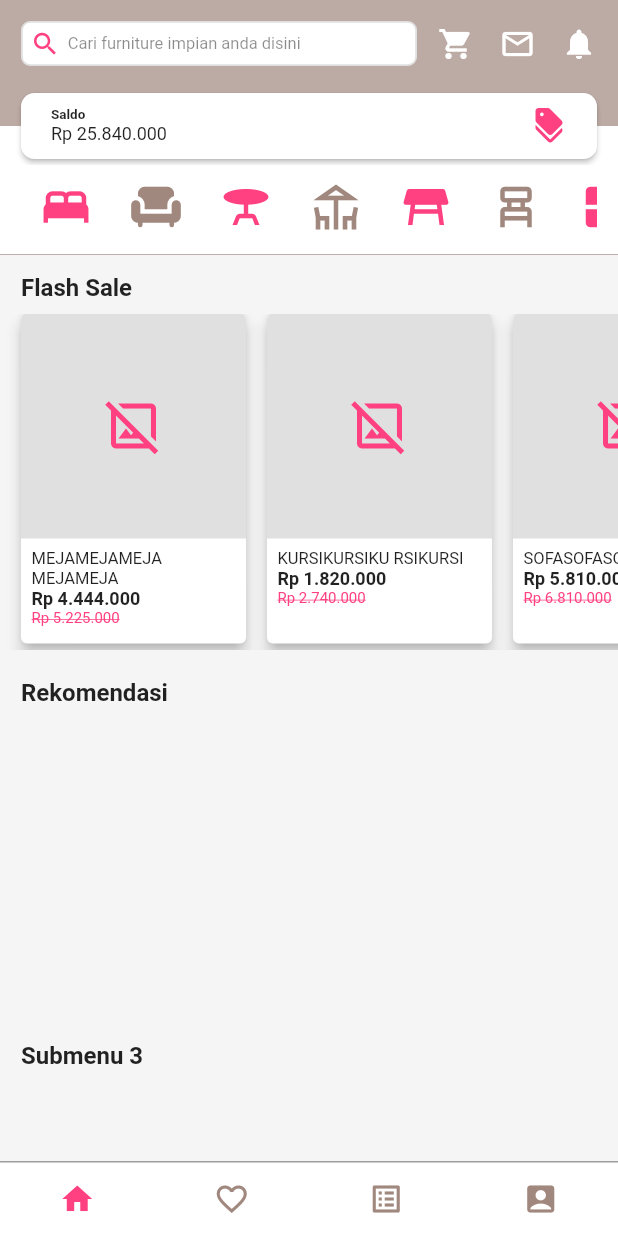
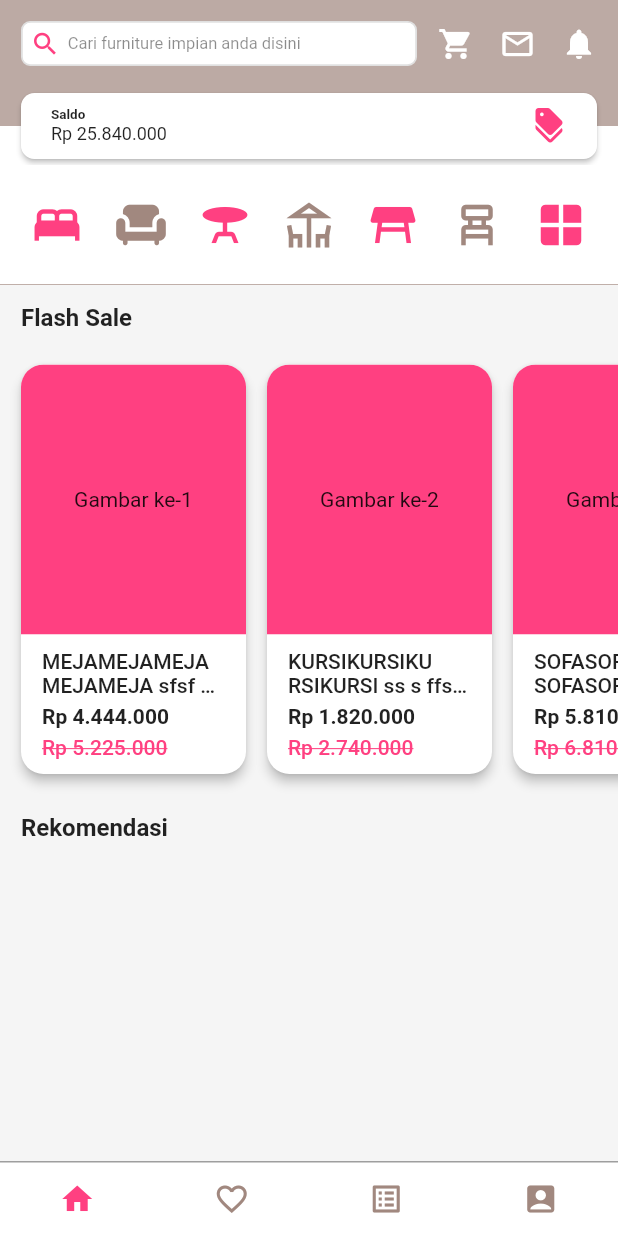
Before and after one commit to dimasidn/toko-furniture-online, a Flutter app: the screen it shows after launch, on a phone screen of 412 x 824 dp. Run offline on Flutter 3.47's test engine with Material 2 defaults, Android fonts, the phone set to English and light mode, and no system bars.

Commit message:
Optimize: listview

```diff
--- a/lib/screen/dashboard.dart
+++ b/lib/screen/dashboard.dart
@@ -1,4 +1,6 @@
 import 'package:flutter/material.dart';
+import 'package:flutter/widgets.dart';
+import 'package:intl/intl.dart';
 
 class HomeScreen extends StatefulWidget {
   const HomeScreen({Key? key}) : super(key: key);
@@ -8,69 +10,22 @@ class HomeScreen extends StatefulWidget {
 }
 
 class _HomeScreenState extends State<HomeScreen> {
+  List? data;
+  final idrFormat =
+      NumberFormat.currency(locale: 'id_ID', name: "Rp ", decimalDigits: 0);
   List<IconData?>? _navbarIcons, _menuAppIcons;
-
-  List<Widget> menuApp(menuLength, currentIndex) {
-    return List<Widget>.generate(menuLength, (index) {
-      return SizedBox(
-          width: 60,
-          height: double.infinity,
-          child: Center(
-              child: Icon(_menuAppIcons![index],
-                  size: 36,
-                  color:
-                      index % 2 == 0 ? Colors.pinkAccent : Colors.brown[300])));
-    });
-  }
-
-  Widget flashSaleProduct(String namaProduk, String hargaOld, String hargaNew) {
-    return Card(
-      margin: const EdgeInsets.only(right: 14, bottom: 4),
-      color: Colors.white,
-      elevation: 4,
-      child: SizedBox(
-        height: 220,
-        width: 150,
-        child: Column(
-          crossAxisAlignment: CrossAxisAlignment.start,
-          children: [
-            Container(
-              alignment: Alignment.center,
-              height: 150,
-              width: 150,
-              decoration: BoxDecoration(
-                  borderRadius:
-                      const BorderRadius.vertical(top: Radius.circular(4)),
-                  color: Colors.grey[300]),
-              child: const Icon(Icons.image_not_supported_outlined,
-                  size: 40, color: Colors.pinkAccent),
-            ),
-            Padding(
-              padding: const EdgeInsets.all(7.0),
-              child: Column(
-                crossAxisAlignment: CrossAxisAlignment.start,
-                children: [
-                  Text(namaProduk, style: const TextStyle(fontSize: 11)),
-                  Text('Rp $hargaNew',
-                      style: const TextStyle(
-                          fontSize: 12, fontWeight: FontWeight.bold)),
-                  Text('Rp $hargaOld',
-                      style: const TextStyle(
-                          fontSize: 10,
-                          color: Colors.pinkAccent,
-                          decoration: TextDecoration.lineThrough)),
-                ],
-              ),
-            ),
-          ],
-        ),
-      ),
-    );
-  }
 
   @override
   void initState() {
     super.initState();
+    data = [
+      ['MEJAMEJAMEJA MEJAMEJA sfsf sf sfsffs', 5225000, 4444000],
+      ['KURSIKURSIKU RSIKURSI ss s ffs fsf sf', 2740000, 1820000],
+      ['SOFASOFASOFA SOFASOFA sf sf sf fss s', 6810000, 5810000],
+      ['LEMARILEMARI LEMARILE sff sf sfsf', 9125000, 8250000],
+      ['POTBUNGA POTBUNGA POT sf sfsf fssf s', 940000, 800000],
+      ['KARPET KULIT HARYMAU sf ssff  sfff', 99880000, 89990000]
+    ];
     _navbarIcons = [
       Icons.home,
       Icons.favorite_border,
@@ -92,6 +47,13 @@ class _HomeScreenState extends State<HomeScreen> {
       Icons.king_bed_rounded,
       Icons.kitchen
     ];
+  }
+
+  @override
+  void dispose() {
+    data = [];
+    _menuAppIcons = [];
+    super.dispose();
   }
 
   @override
@@ -215,10 +177,8 @@ class _HomeScreenState extends State<HomeScreen> {
                   ],
                 ),
                 Container(
-                  height: 60,
+                  height: 80,
                   width: sizescreen.width,
-                  padding: const EdgeInsets.only(
-                      top: 10, bottom: 14, left: 14, right: 14),
                   decoration: BoxDecoration(
                       color: Colors.white,
                       border: Border(
@@ -226,16 +186,26 @@ class _HomeScreenState extends State<HomeScreen> {
                               color: Colors.brown.shade200,
                               width: 0.6,
                               style: BorderStyle.solid))),
-                  child: SingleChildScrollView(
+                  child: ListView.builder(
+                      padding: const EdgeInsets.all(20),
                       scrollDirection: Axis.horizontal,
-                    child: Row(
-                      children: menuApp(_menuAppIcons!.length, 0),
-                    ),
-                  ),
+                      itemCount: _menuAppIcons!.length,
+                      itemBuilder: (context, index) {
+                        return Container(
+                          margin: EdgeInsets.only(
+                              right:
+                                  _menuAppIcons!.length != index + 1 ? 20 : 0),
+                          child: Icon(_menuAppIcons![index],
+                              size: 36,
+                              color: index % 2 == 0
+                                  ? Colors.pinkAccent
+                                  : Colors.brown[300]),
+                        );
+                      }),
                 ),
                 Container(
                   color: Colors.grey[100],
-                  height: 270,
+                  height: 340,
                   width: sizescreen.width,
                   child: Column(
                     crossAxisAlignment: CrossAxisAlignment.start,
@@ -246,26 +216,72 @@ class _HomeScreenState extends State<HomeScreen> {
                             style: TextStyle(
                                 fontSize: 16, fontWeight: FontWeight.bold)),
                       ),
-                      SingleChildScrollView(
+                      Flexible(
+                        child: ListView.builder(
+                          shrinkWrap: false,
                           scrollDirection: Axis.horizontal,
+                          padding: const EdgeInsets.all(14),
+                          itemCount: data?.length,
+                          itemBuilder: (context, index) {
+                            return Card(
+                              elevation: 3,
+                              margin: const EdgeInsets.only(right: 14),
+                              shape: RoundedRectangleBorder(
+                                  borderRadius: BorderRadius.circular(15)),
+                              child: SizedBox(
+                                width: 150,
+                                child: Column(
+                                  children: [
+                                    ClipRRect(
+                                        borderRadius:
+                                            const BorderRadius.vertical(
+                                                top: Radius.circular(15)),
+                                        child: Container(
+                                            height: 180,
+                                            color: Colors.pinkAccent,
+                                            child: Center(
+                                                child: Text(
+                                                    "Gambar ke-${index + 1}")))),
+                                    Flexible(
                                       child: Padding(
-                          padding: const EdgeInsets.only(left: 14),
-                          child: Row(
+                                        padding: const EdgeInsets.symmetric(
+                                            horizontal: 14, vertical: 10),
+                                        child: Column(
+                                          crossAxisAlignment:
+                                              CrossAxisAlignment.start,
+                                          mainAxisAlignment:
+                                              MainAxisAlignment.spaceBetween,
                                           children: [
-                              flashSaleProduct('MEJAMEJAMEJA MEJAMEJA',
-                                  '5.225.000', '4.444.000'),
-                              flashSaleProduct('KURSIKURSIKU RSIKURSI',
-                                  '2.740.000', '1.820.000'),
-                              flashSaleProduct('SOFASOFASOFA SOFASOFA',
-                                  '6.810.000', '5.810.000'),
-                              flashSaleProduct('LEMARILEMARI LEMARILE',
-                                  '9.125.000', '8.250.000'),
-                              flashSaleProduct('POTBUNGA POTBUNGA POT',
-                                  '940.000', '800.000'),
-                              flashSaleProduct('KARPET KULIT HARYMAU',
-                                  '99.880.000', '89.990.000'),
+                                            Text(data?[index][0],
+                                                maxLines: 2,
+                                                softWrap: true,
+                                                overflow: TextOverflow.ellipsis,
+                                                style: const TextStyle(
+                                                    fontWeight:
+                                                        FontWeight.w500)),
+                                            Text(
+                                                idrFormat
+                                                    .format(data?[index][2]),
+                                                style: const TextStyle(
+                                                    fontWeight:
+                                                        FontWeight.bold)),
+                                            Text(
+                                                idrFormat
+                                                    .format(data?[index][1]),
+                                                style: const TextStyle(
+                                                    color: Colors.pinkAccent,
+                                                    fontWeight: FontWeight.w500,
+                                                    decoration: TextDecoration
+                                                        .lineThrough)),
                                           ],
                                         ),
+                                      ),
+                                    )
+                                  ],
+                                ),
+                              ),
+                            );
+                          },
                         ),
                       )
                     ],
--- a/pubspec.yaml
+++ b/pubspec.yaml
@@ -34,6 +34,7 @@ dependencies:
   # The following adds the Cupertino Icons font to your application.
   # Use with the CupertinoIcons class for iOS style icons.
   cupertino_icons: ^1.0.2
+  intl: ^0.17.0
 
 dev_dependencies:
   flutter_test:
```
Also changed, not shown: pubspec.lock. Lines whose indentation alone changed are shown as unchanged.
